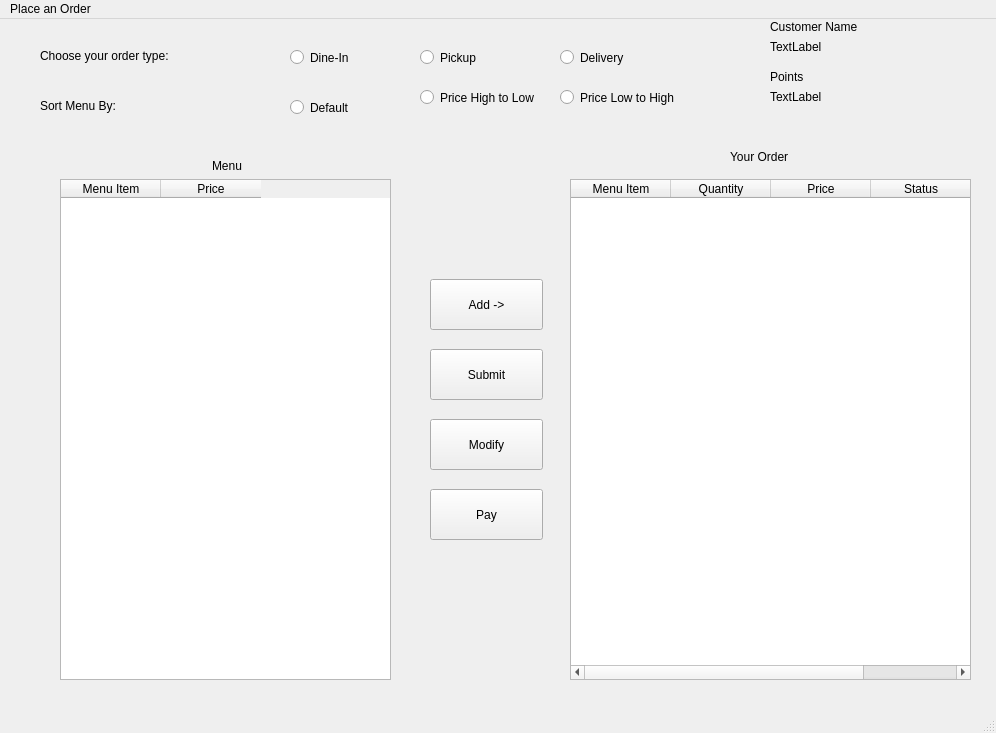
Old version of the form customer_interface.ui in the repository TokarM/CS487_Project_Group16.
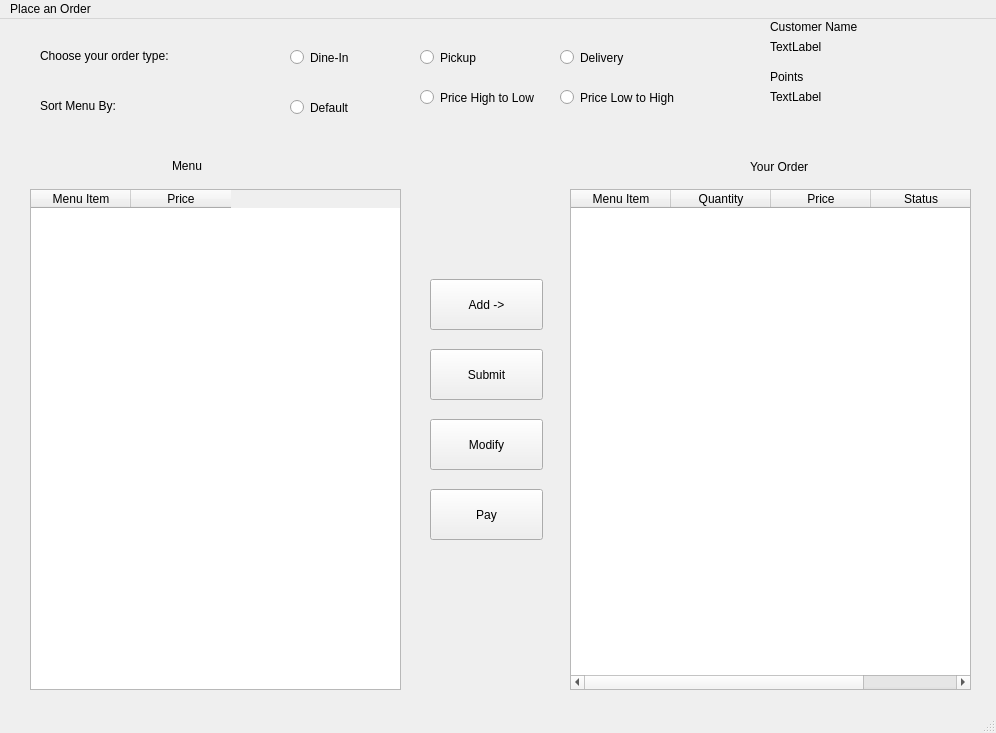
New version of the form.

What changed in the file:
```diff
--- a/customer_interface.ui
+++ b/customer_interface.ui
@@ -82,7 +82,7 @@
    <widget class="QLabel" name="label_6">
     <property name="geometry">
      <rect>
-      <x>170</x>
+      <x>130</x>
       <y>130</y>
       <width>114</width>
       <height>33</height>
@@ -98,9 +98,9 @@
    <widget class="QTableWidget" name="tableWidget">
     <property name="geometry">
      <rect>
-      <x>60</x>
-      <y>160</y>
-      <width>331</width>
+      <x>30</x>
+      <y>170</y>
+      <width>371</width>
       <height>501</height>
      </rect>
     </property>
@@ -119,7 +119,7 @@
     <property name="geometry">
      <rect>
       <x>570</x>
-      <y>160</y>
+      <y>170</y>
       <width>401</width>
       <height>501</height>
      </rect>
@@ -287,8 +287,8 @@
    <widget class="QLabel" name="label_2">
     <property name="geometry">
      <rect>
-      <x>730</x>
-      <y>130</y>
+      <x>750</x>
+      <y>140</y>
       <width>101</width>
       <height>16</height>
      </rect>
```
